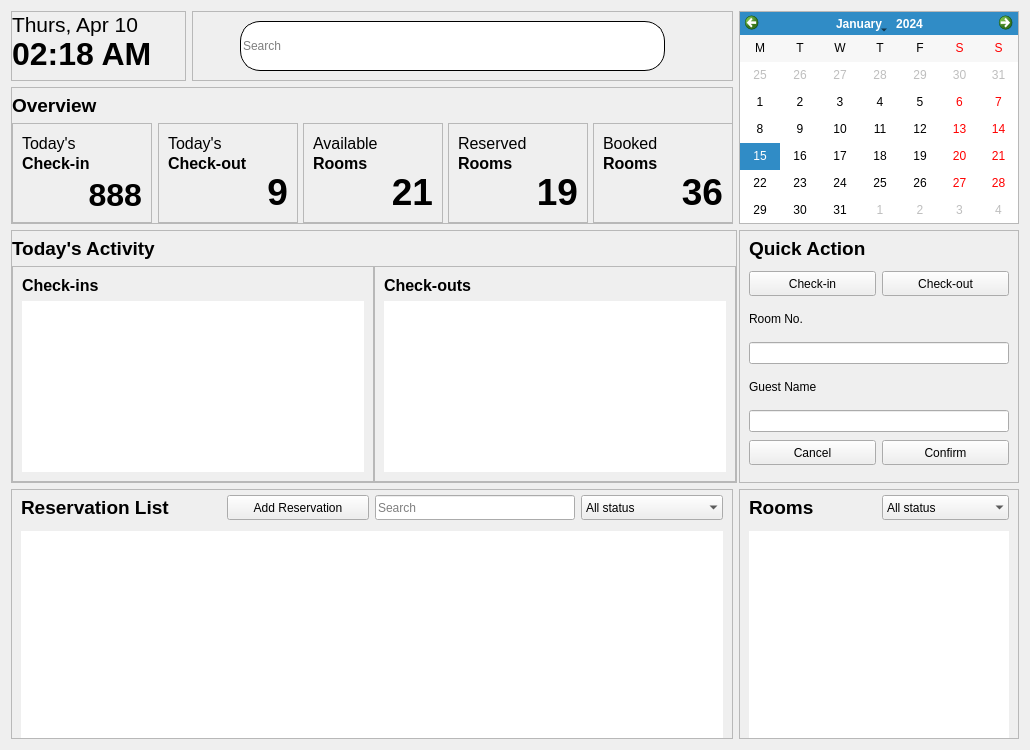
The window that ui_files/dashboard_page.ui (xbryan25/hotel-management-system) describes before a commit, drawn with Qt 5.
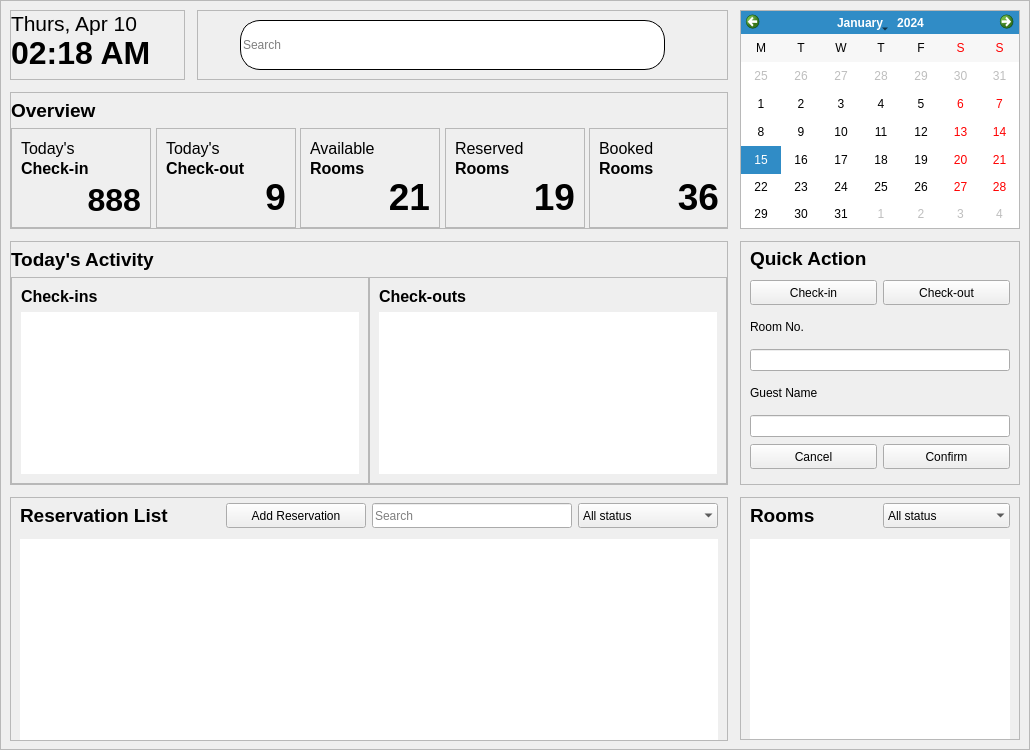
The same window after the commit.

Commit message:
ui(dashboard): add top_level_frame to set page background_color
Also made table view items and sections #000000

Patch:
```diff
--- a/ui_files/dashboard_page.ui
+++ b/ui_files/dashboard_page.ui
@@ -20,6 +20,33 @@
    <string>Form</string>
   </property>
   <layout class="QGridLayout" name="gridLayout">
+   <property name="leftMargin">
+    <number>0</number>
+   </property>
+   <property name="topMargin">
+    <number>0</number>
+   </property>
+   <property name="rightMargin">
+    <number>0</number>
+   </property>
+   <property name="bottomMargin">
+    <number>0</number>
+   </property>
+   <property name="horizontalSpacing">
+    <number>6</number>
+   </property>
+   <item row="0" column="0">
+    <widget class="QFrame" name="top_level_frame">
+     <property name="frameShape">
+      <enum>QFrame::StyledPanel</enum>
+     </property>
+     <property name="frameShadow">
+      <enum>QFrame::Raised</enum>
+     </property>
+     <layout class="QGridLayout" name="gridLayout_2">
+      <property name="spacing">
+       <number>12</number>
+      </property>
    <item row="0" column="0">
     <widget class="QFrame" name="day_and_time_frame">
      <property name="minimumSize">
@@ -804,8 +831,8 @@
     <widget class="QFrame" name="todays_activity_frame">
      <property name="minimumSize">
       <size>
-       <width>726</width>
-       <height>250</height>
+          <width>716</width>
+          <height>244</height>
       </size>
      </property>
      <property name="frameShape">
@@ -1151,7 +1178,7 @@
      <property name="minimumSize">
       <size>
        <width>100</width>
-       <height>250</height>
+          <height>244</height>
       </size>
      </property>
      <property name="frameShape">
@@ -1416,6 +1443,9 @@
         <attribute name="verticalHeaderVisible">
          <bool>false</bool>
         </attribute>
+          </widget>
+         </item>
+        </layout>
        </widget>
       </item>
      </layout>
```
Lines whose indentation alone changed are shown as unchanged. The commit also changes 2 other files.
